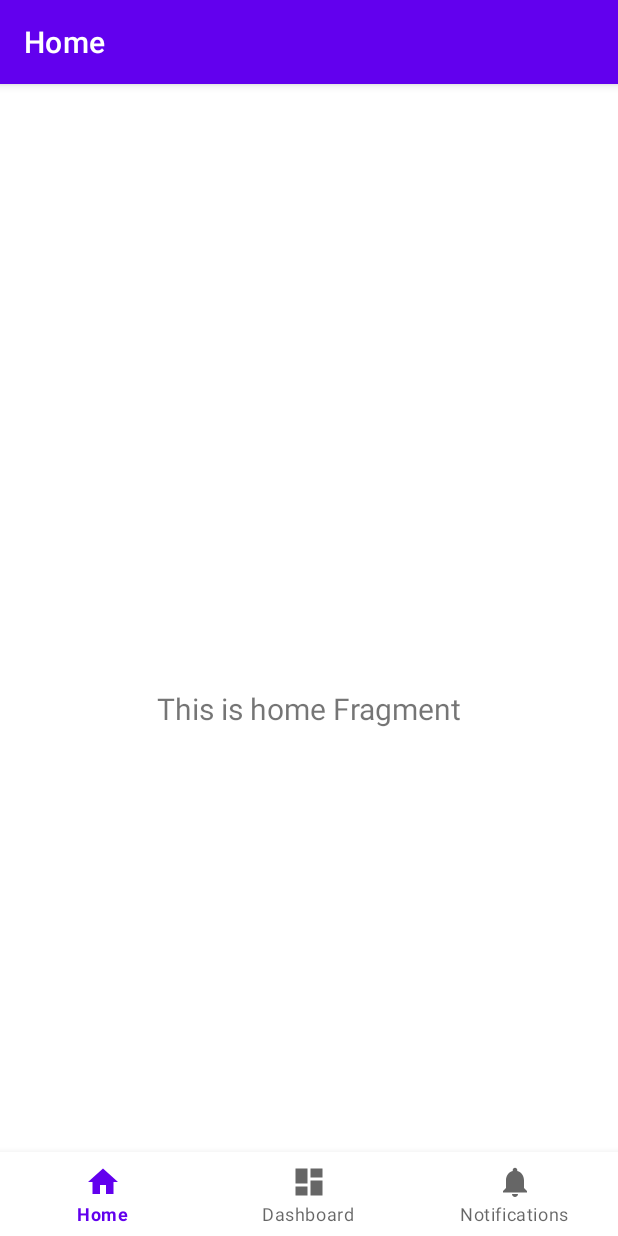
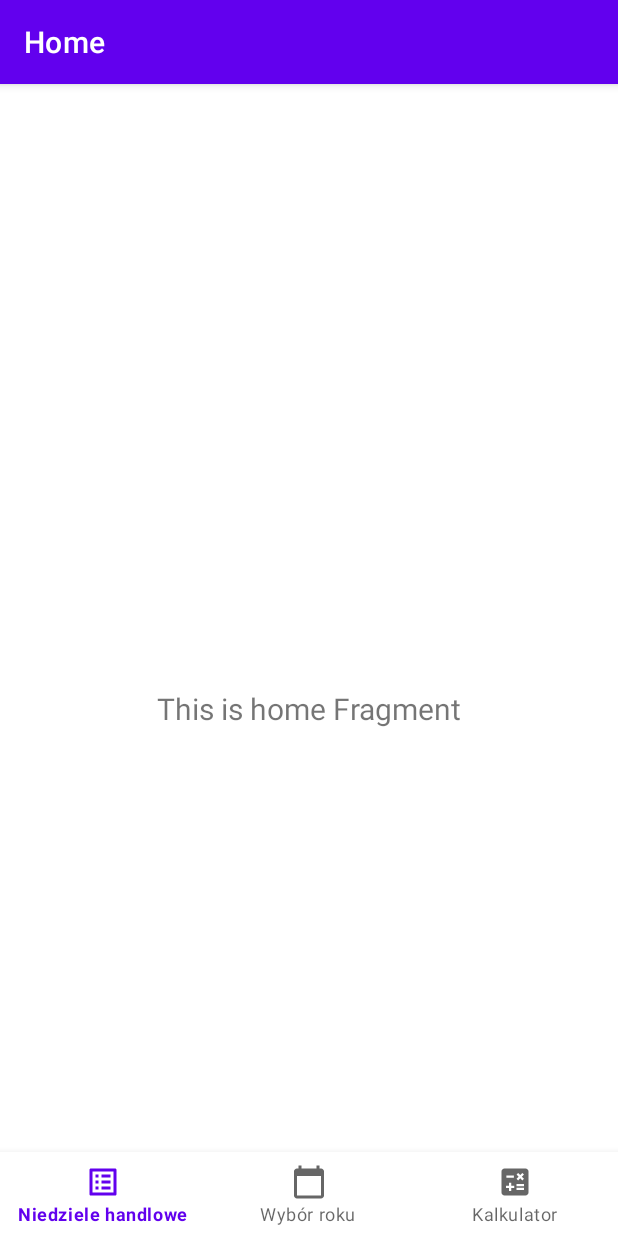
Before and after one commit to Cheriit/Perpetual_Calendar, an Android app: the screen it shows after launch (MainActivity), on a phone screen of 412 x 824 dp. Run offline under Robolectric (Android 15) with nearby library versions, the phone set to English and light mode, and no system bars; our stand-ins replace navigation-ui.

Commit message:
Bottom nav setup

```diff
--- /dev/null
+++ b/app/src/main/java/com/cherit/perpetualcalendar/models/Event.kt
@@ -0,0 +1,5 @@
+package com.cherit.perpetualcalendar.models
+
+import java.util.*
+
+data class Event(var name: String, var date: Date)
--- /dev/null
+++ b/app/src/main/java/com/cherit/perpetualcalendar/utils/DateCalculator.kt
@@ -0,0 +1,17 @@
+package com.cherit.perpetualcalendar.utils
+
+import com.cherit.perpetualcalendar.models.Event
+import java.util.*
+import kotlin.collections.ArrayList
+
+fun getShoppingSundayList(year: Int): List<Event> {
+    return ArrayList()
+}
+
+fun getChristmas(year: Int): Event {
+    return Event(name = "Test", date = Date())
+}
+
+fun getDateDifferential(fromDate: Date, toDate: Date): Int {
+    return 0;
+}
--- /dev/null
+++ b/app/src/main/res/drawable/ic_baseline_calculate_24.xml
@@ -0,0 +1,10 @@
+<vector xmlns:android="http://schemas.android.com/apk/res/android"
+    android:width="24dp"
+    android:height="24dp"
+    android:viewportWidth="24"
+    android:viewportHeight="24"
+    android:tint="?attr/colorControlNormal">
+  <path
+      android:fillColor="@android:color/white"
+      android:pathData="M19,3H5C3.9,3 3,3.9 3,5v14c0,1.1 0.9,2 2,2h14c1.1,0 2,-0.9 2,-2V5C21,3.9 20.1,3 19,3zM13.03,7.06L14.09,6l1.41,1.41L16.91,6l1.06,1.06l-1.41,1.41l1.41,1.41l-1.06,1.06L15.5,9.54l-1.41,1.41l-1.06,-1.06l1.41,-1.41L13.03,7.06zM6.25,7.72h5v1.5h-5V7.72zM11.5,16h-2v2H8v-2H6v-1.5h2v-2h1.5v2h2V16zM18,17.25h-5v-1.5h5V17.25zM18,14.75h-5v-1.5h5V14.75z"/>
+</vector>
--- /dev/null
+++ b/app/src/main/res/drawable/ic_baseline_calendar_today_24.xml
@@ -0,0 +1,10 @@
+<vector xmlns:android="http://schemas.android.com/apk/res/android"
+    android:width="24dp"
+    android:height="24dp"
+    android:viewportWidth="24"
+    android:viewportHeight="24"
+    android:tint="?attr/colorControlNormal">
+  <path
+      android:fillColor="@android:color/white"
+      android:pathData="M20,3h-1L19,1h-2v2L7,3L7,1L5,1v2L4,3c-1.1,0 -2,0.9 -2,2v16c0,1.1 0.9,2 2,2h16c1.1,0 2,-0.9 2,-2L22,5c0,-1.1 -0.9,-2 -2,-2zM20,21L4,21L4,8h16v13z"/>
+</vector>
--- /dev/null
+++ b/app/src/main/res/drawable/ic_baseline_list_alt_24.xml
@@ -0,0 +1,10 @@
+<vector xmlns:android="http://schemas.android.com/apk/res/android"
+    android:width="24dp"
+    android:height="24dp"
+    android:viewportWidth="24"
+    android:viewportHeight="24"
+    android:tint="?attr/colorControlNormal">
+  <path
+      android:fillColor="@android:color/white"
+      android:pathData="M19,5v14L5,19L5,5h14m1.1,-2L3.9,3c-0.5,0 -0.9,0.4 -0.9,0.9v16.2c0,0.4 0.4,0.9 0.9,0.9h16.2c0.4,0 0.9,-0.5 0.9,-0.9L21,3.9c0,-0.5 -0.5,-0.9 -0.9,-0.9zM11,7h6v2h-6L11,7zM11,11h6v2h-6v-2zM11,15h6v2h-6zM7,7h2v2L7,9zM7,11h2v2L7,13zM7,15h2v2L7,17z"/>
+</vector>
--- a/app/src/main/res/menu/bottom_nav_menu.xml
+++ b/app/src/main/res/menu/bottom_nav_menu.xml
@@ -2,18 +2,18 @@
 <menu xmlns:android="http://schemas.android.com/apk/res/android">
 
     <item
-        android:id="@+id/navigation_home"
-        android:icon="@drawable/ic_home_black_24dp"
-        android:title="@string/title_home" />
+        android:id="@+id/navigation_shopping_sunday_list"
+        android:icon="@drawable/ic_baseline_list_alt_24"
+        android:title="@string/shopping_sunday_list" />
 
     <item
-        android:id="@+id/navigation_dashboard"
-        android:icon="@drawable/ic_dashboard_black_24dp"
-        android:title="@string/title_dashboard" />
+        android:id="@+id/navigation_year_selection"
+        android:icon="@drawable/ic_baseline_calendar_today_24"
+        android:title="@string/year_selection" />
 
     <item
-        android:id="@+id/navigation_notifications"
-        android:icon="@drawable/ic_notifications_black_24dp"
-        android:title="@string/title_notifications" />
+        android:id="@+id/navigation_calculator"
+        android:icon="@drawable/ic_baseline_calculate_24"
+        android:title="@string/calculator" />
 
 </menu>
--- a/app/src/main/res/values/strings.xml
+++ b/app/src/main/res/values/strings.xml
@@ -1,6 +1,9 @@
 <resources>
-    <string name="app_name">PerpetualCalendar</string>
+    <string name="app_name">Perpetual Calendar</string>
     <string name="title_home">Home</string>
     <string name="title_dashboard">Dashboard</string>
     <string name="title_notifications">Notifications</string>
+    <string name="calculator">Kalkulator</string>
+    <string name="shopping_sunday_list">Niedziele handlowe</string>
+    <string name="year_selection">Wybór roku</string>
 </resources>
```
